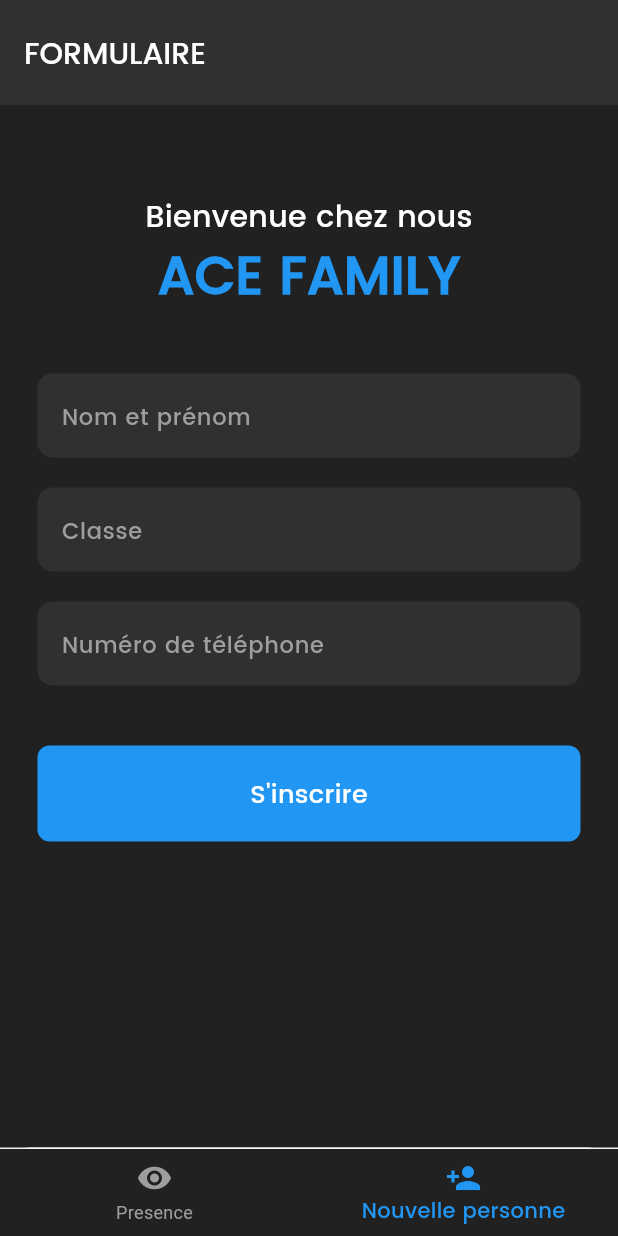
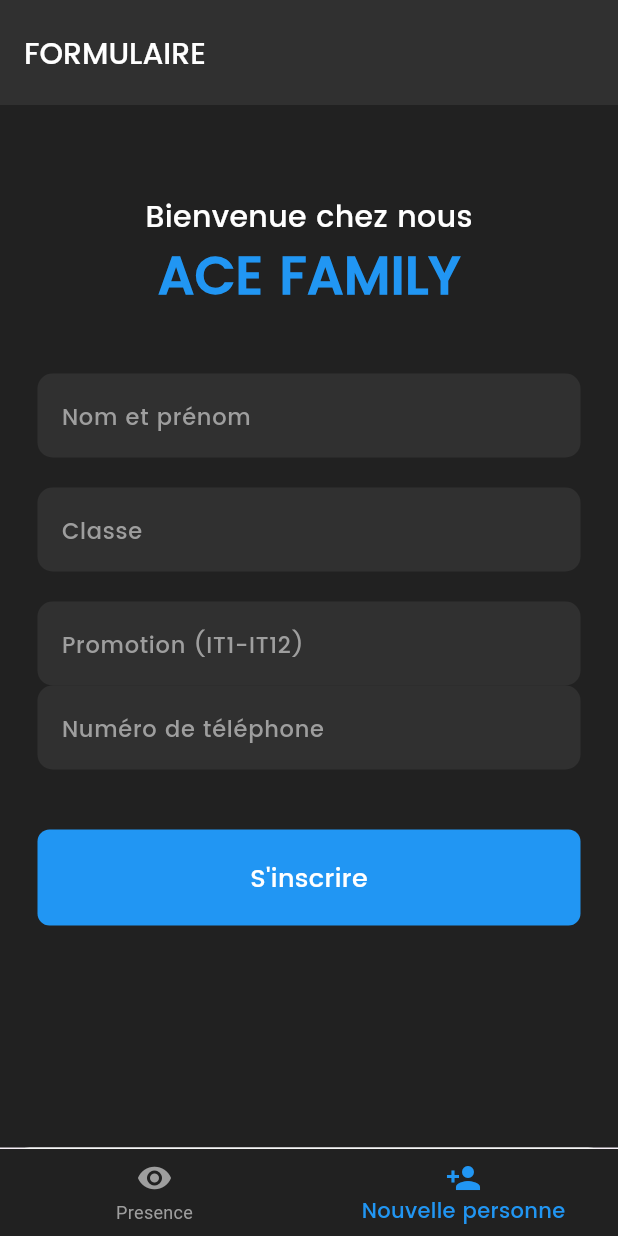
Before and after one commit to Isaac1676/ACE_APP, a Flutter app: the screen it shows after launch, item 2 of the bottom bar chosen, on a phone screen of 412 x 824 dp. Run offline on Flutter 3.47's test engine with Material 3 defaults, Android fonts, the phone set to English and light mode, and no system bars; our stand-ins replace cloud_firestore, firebase_core; accounts and stored records are empty.

Commit message:
add promotion field

```diff
--- a/lib/components/text_field.dart
+++ b/lib/components/text_field.dart
@@ -1,4 +1,5 @@
 import 'package:flutter/material.dart';
+import 'package:flutter/services.dart';
 
 class MyTextField extends StatelessWidget {
   final String hintText;
@@ -79,3 +80,51 @@ class MyPhoneNumberField extends StatelessWidget {
     );
   }
 }
+
+
+class PromotionField extends StatelessWidget {
+  final String hintText;
+  final TextEditingController controller;
+  final String? Function(String?)? validator;
+
+  const PromotionField({
+    Key? key,
+    required this.hintText,
+    required this.controller,
+    required this.validator
+  }) : super(key: key);
+
+  @override
+  Widget build(BuildContext context) {
+    return Padding(
+      padding: const EdgeInsets.symmetric(horizontal: 25.0),
+      child: TextFormField(
+        controller: controller,
+        keyboardType: TextInputType.number,
+        inputFormatters: [
+          FilteringTextInputFormatter.digitsOnly,
+          LengthLimitingTextInputFormatter(3),
+        ], // Utilisez TextInputType.phone pour un clavier numérique
+        style: const TextStyle(color: Colors.white, fontFamily: "Poppins"),
+        decoration: InputDecoration(
+          enabledBorder: OutlineInputBorder(
+            borderSide: const BorderSide(color: Colors.transparent),
+            borderRadius: BorderRadius.circular(10),
+          ),
+          focusedBorder: OutlineInputBorder(
+            borderSide: const BorderSide(color: Colors.white),
+            borderRadius: BorderRadius.circular(10),
+          ),
+          filled: true,
+          fillColor: Colors.grey[850],
+          border: validator != null ? OutlineInputBorder(
+            borderSide: const BorderSide(color: Colors.red), // Utilisation de la bordure d'erreur
+            borderRadius: BorderRadius.circular(10.0),
+          ) : null,
+          hintText: hintText,
+          hintStyle: TextStyle(fontSize: 15, color: Colors.grey.shade500),
+        ),
+      ),
+    );
+  }
+}
--- a/lib/pages/form.dart
+++ b/lib/pages/form.dart
@@ -14,6 +14,8 @@ class _FormPageState extends State<FormPage> {
   final nameController = TextEditingController();
   final classeController = TextEditingController();
   final numController = TextEditingController();
+  final promotionController = TextEditingController();
+
 
   final _formKey = GlobalKey<FormState>(); // Add a GlobalKey for the form
 
@@ -41,7 +43,7 @@ class _FormPageState extends State<FormPage> {
         'name': name,
         'classe': classe,
         'numtel': numtel,
-        'isConfirmed' : false
+        'isConfirmed': false
       });
 
       nameController.clear();
@@ -128,6 +130,24 @@ class _FormPageState extends State<FormPage> {
                 height: 20,
               ),
 
+              PromotionField(
+                hintText: "Promotion (IT1-IT12)",
+                controller: promotionController,
+                validator: (value) {
+                  if (value == null || value.isEmpty) {
+                    return 'Veuillez choisir votre promotion';
+                  } else if (!value.startsWith('IT')) {
+                    return 'La promotion doit commencer par "IT"';
+                  } else if (int.tryParse(value.substring(2)) == null) {
+                    return 'La promotion doit être un nombre';
+                  } else if (int.parse(value.substring(2)) < 1 ||
+                      int.parse(value.substring(2)) > 12) {
+                    return 'La promotion doit être entre IT1 et IT12';
+                  }
+                  return null;
+                },
+              ),
+
               // Formulaire pour le numéro
               MyPhoneNumberField(
                 hintText: "Numéro de téléphone",
```
